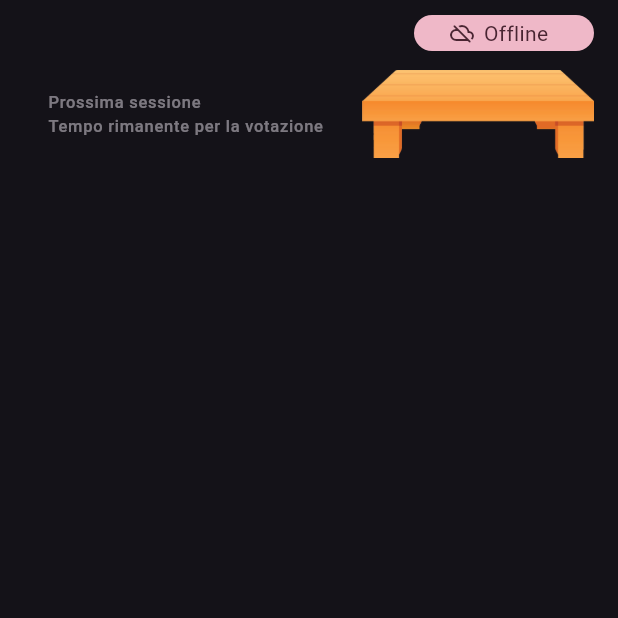
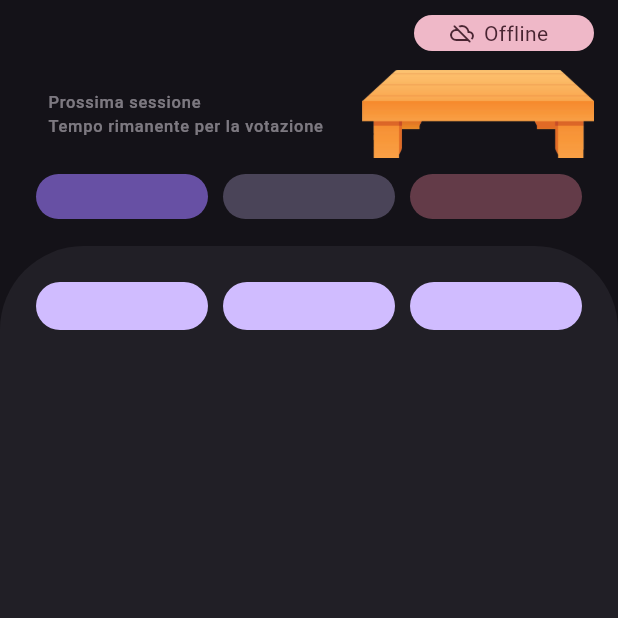
Before and after one commit to riccardocescon/beer_and_games_app, a Flutter app: the screen it shows after launch, on a phone screen of 412 x 824 dp, the top half of it. Run offline on Flutter 3.47's test engine with Material 3 defaults, Android fonts, the light colour scheme and no system bars; our stand-ins replace cloud_firestore, dartz, equatable, firebase_core, flutter_bloc, freezed_annotation and 1 more; accounts and stored records are empty.

Commit message:
Added Users vote area

```diff
--- a/lib/features/beer_and_games/data/entities/hangout.dart
+++ b/lib/features/beer_and_games/data/entities/hangout.dart
@@ -1,10 +1,11 @@
 import 'package:beer_and_games/core/enums/date_time_enums.dart';
+import 'package:beer_and_games/features/beer_and_games/data/entities/user.dart';
 import 'package:flutter/material.dart';
 
 class Hangout {
   final Day dayOfWeek;
   final String time;
-  final List<String> presentUsers, waitingUsers, absentUsers;
+  final List<User> presentUsers, waitingUsers, absentUsers;
   final bool skipNextWeek;
 
   TimeOfDay get timeOfDay {
@@ -27,9 +28,9 @@ class Hangout {
   Hangout copyWith({
     String? time,
     Day? dayOfWeek,
-    List<String>? presentUsers,
-    List<String>? waitingUsers,
-    List<String>? absentUsers,
+    List<User>? presentUsers,
+    List<User>? waitingUsers,
+    List<User>? absentUsers,
     bool? skipNextWeek,
   }) {
     return Hangout(
--- /dev/null
+++ b/lib/features/beer_and_games/data/entities/user.dart
@@ -0,0 +1,20 @@
+class User {
+  final String email;
+
+  String get letters {
+    // returns 2 letters before the @ with the following rules:
+    // if the email contains a . or _ or - then use the first letter
+    // of the email and the first letter after the special character
+    // if there are no special characters then return the first two letters
+    // before the @
+    final emailSplit = email.split('@');
+    final emailName = emailSplit.first;
+    final emailNameSplit = emailName.split(RegExp(r'[._-]'));
+    if (emailNameSplit.length > 1) {
+      return '${emailNameSplit.first[0]}${emailNameSplit[1][0]}'.toUpperCase();
+    }
+    return '${emailName[0]}${emailName[1]}'.toUpperCase();
+  }
+
+  User({required this.email});
+}
--- a/lib/features/beer_and_games/presentation/pages/homepage.dart
+++ b/lib/features/beer_and_games/presentation/pages/homepage.dart
@@ -1,19 +1,62 @@
+import 'package:beer_and_games/core/extentions/context_extension.dart';
+import 'package:beer_and_games/core/widgets/spacers.dart';
 import 'package:beer_and_games/features/beer_and_games/presentation/widgets/homepage/top_area.dart';
+import 'package:beer_and_games/theme.dart';
 import 'package:flutter/material.dart';
+import 'package:flutter/widgets.dart';
 
 class Homepage extends StatelessWidget {
   const Homepage({super.key});
 
   @override
   Widget build(BuildContext context) {
-    return const SafeArea(
+    return SafeArea(
       child: Scaffold(
         body: Column(
           children: [
-            TopArea(),
+            const TopArea(),
+            Expanded(
+              child: Container(
+                decoration: BoxDecoration(
+                  color: MaterialTheme.darkScheme().surfaceContainer,
+                  borderRadius: const BorderRadius.only(
+                    topLeft: Radius.circular(56),
+                    topRight: Radius.circular(56),
+                  ),
+                ),
+                child: Padding(
+                  padding: const EdgeInsets.all(24.0),
+                  child: Column(
+                    children: [
+                      Row(
+                        children: [
+                          Expanded(child: _button(context)),
+                          width10,
+                          Expanded(child: _button(context)),
+                          width10,
+                          Expanded(child: _button(context)),
+                        ],
+                      ),
+                    ],
+                  ),
+                ),
+              ),
+            ),
           ],
         ),
       ),
     );
   }
+
+  Widget _button(BuildContext context) {
+    return Container(
+      height: 56 - 24,
+      decoration: BoxDecoration(
+        color: context.colorScheme.primary,
+        borderRadius: const BorderRadius.all(
+          Radius.circular(56),
+        ),
+      ),
+    );
+  }
 }
--- a/lib/features/beer_and_games/presentation/widgets/homepage/top_area.dart
+++ b/lib/features/beer_and_games/presentation/widgets/homepage/top_area.dart
@@ -1,5 +1,8 @@
+import 'dart:math';
+
 import 'package:beer_and_games/core/extentions/context_extension.dart';
 import 'package:beer_and_games/core/widgets/spacers.dart';
+import 'package:beer_and_games/features/beer_and_games/data/entities/user.dart';
 import 'package:beer_and_games/features/beer_and_games/presentation/bloc/hangout/hangout_bloc.dart';
 import 'package:beer_and_games/features/beer_and_games/presentation/bloc/ui/edit_hangout/edit_hangout_page_bloc.dart';
 import 'package:beer_and_games/features/beer_and_games/presentation/bloc/ui/homepage/homepage_bloc.dart';
@@ -12,6 +15,8 @@ part 'next_date.dart';
 part 'next_time.dart';
 part 'offline_button.dart';
 part 'next_date_time_area.dart';
+part 'users_votes_area.dart';
+part 'user_vote_item.dart';
 
 class TopArea extends StatelessWidget {
   const TopArea({super.key});
@@ -41,6 +46,10 @@ class TopArea extends StatelessWidget {
               ),
             ],
           ),
+          Padding(
+            padding: EdgeInsets.symmetric(vertical: 8),
+            child: _UsersVotesArea(),
+          ),
         ],
       ),
     );
--- /dev/null
+++ b/lib/features/beer_and_games/presentation/widgets/homepage/user_vote_item.dart
@@ -0,0 +1,194 @@
+part of 'top_area.dart';
+
+class _UserVoteItem extends StatefulWidget {
+  const _UserVoteItem({
+    required this.users,
+    required this.backgroundColor,
+    required this.avatarColor,
+    required this.onAvatarColor,
+  });
+
+  final List<User> users;
+  final Color backgroundColor;
+  final Color avatarColor;
+  final Color onAvatarColor;
+
+  @override
+  State<_UserVoteItem> createState() => _UserVoteItemState();
+}
+
+class _UserVoteItemState extends State<_UserVoteItem>
+    with SingleTickerProviderStateMixin {
+  final _avatarSize = 20.0;
+  final _avatarPadding = 4.0;
+
+  late final AnimationController _controller = AnimationController(
+    vsync: this,
+    duration: const Duration(milliseconds: 300),
+  );
+
+  late Animation<double> _animation;
+
+  bool _expand = false;
+
+  @override
+  void initState() {
+    _animation = Tween<double>(
+      begin: 30,
+      end: 60,
+    ).animate(
+      CurvedAnimation(
+        parent: _controller,
+        curve: Curves.easeInOutCubic,
+      ),
+    );
+    super.initState();
+  }
+
+  @override
+  void dispose() {
+    _controller.dispose();
+    super.dispose();
+  }
+
+  @override
+  Widget build(BuildContext context) {
+    return AnimatedBuilder(
+      animation: _animation,
+      builder: (context, child) {
+        return SizedBox(
+          height: _animation.value,
+          child: child,
+        );
+      },
+      child: FilledButton(
+        onPressed: () {
+          if (_expand) {
+            _controller.reverse();
+          } else {
+            _controller.forward();
+          }
+
+          _expand = !_expand;
+        },
+        style: ButtonStyle(
+          padding: MaterialStateProperty.all(
+            const EdgeInsets.symmetric(horizontal: 4, vertical: 0),
+          ),
+          backgroundColor: MaterialStateProperty.all(widget.backgroundColor),
+        ),
+        child: LayoutBuilder(
+          builder: (context, constraints) {
+            final maxWidth = constraints.maxWidth;
+            if (_expand) {
+              return _expandedItems(maxWidth);
+            } else {
+              return _compactItems(maxWidth);
+            }
+          },
+        ),
+      ),
+    );
+  }
+
+  //#region Layouts
+  Widget _compactItems(double maxWidth) {
+    final maxAvatars = maxWidth ~/ (_avatarSize + _avatarPadding);
+    final items = min(widget.users.length, maxAvatars);
+    final alignment =
+        widget.users.length != maxAvatars && widget.users.length < maxAvatars
+            ? MainAxisAlignment.start
+            : MainAxisAlignment.spaceEvenly;
+    return Row(
+      mainAxisAlignment: alignment,
+      crossAxisAlignment: CrossAxisAlignment.start,
+      children: List.generate(
+        items,
+        (index) {
+          final isOverflow =
+              index == maxAvatars - 1 && widget.users.length > maxAvatars;
+
+          return isOverflow
+              ? _maxAvatar(context, widget.users.length - maxAvatars + 1)
+              : _userAvatar(context, widget.users[index], index == 0);
+        },
+      ),
+    );
+  }
+
+  Widget _expandedItems(double maxWidth) {
+    final maxAvatars = maxWidth ~/ (_avatarSize + _avatarPadding) * 2;
+    final items = min(widget.users.length, maxAvatars);
+    return Wrap(
+      spacing: 0,
+      runSpacing: 4,
+      children: List.generate(items, (index) {
+        final isOverflow =
+            index == maxAvatars - 1 && widget.users.length > maxAvatars;
+
+        return isOverflow
+            ? _maxAvatar(
+                context,
+                widget.users.length - maxAvatars + 1,
+              )
+            : _userAvatar(
+                context,
+                widget.users[index],
+                index == 0 || index == maxAvatars ~/ 2,
+              );
+      }),
+    );
+  }
+  //#endregion
+
+  //#region Avatars
+  Widget _userAvatar(
+    BuildContext context,
+    User user,
+    bool isFirst,
+  ) {
+    return _avatar(
+      margin: isFirst ? null : _avatarPadding,
+      text: user.letters,
+    );
+  }
+
+  Widget _maxAvatar(
+    BuildContext context,
+    int overflow,
+  ) {
+    return _avatar(
+      margin: _avatarPadding,
+      text: '+$overflow',
+    );
+  }
+
+  Widget _avatar({
+    required double? margin,
+    required String text,
+  }) {
+    return Container(
+      height: _avatarSize,
+      width: _avatarSize,
+      margin: margin != null ? EdgeInsets.only(left: margin) : null,
+      decoration: BoxDecoration(
+        color: widget.avatarColor,
+        borderRadius: const BorderRadius.all(Radius.circular(64)),
+      ),
+      padding: const EdgeInsets.all(4),
+      child: Center(
+        child: FittedBox(
+          child: Text(
+            text,
+            style: TextStyle(
+              color: widget.onAvatarColor,
+              fontWeight: FontWeight.w600,
+            ),
+            textAlign: TextAlign.center,
+          ),
+        ),
+      ),
+    );
+  }
+  //#endregion
+}
--- /dev/null
+++ b/lib/features/beer_and_games/presentation/widgets/homepage/users_votes_area.dart
@@ -0,0 +1,83 @@
+part of 'top_area.dart';
+
+class _UsersVotesArea extends StatelessWidget {
+  const _UsersVotesArea();
+
+  final _homepageSidePadding = 24.0;
+  final _topAreaSidePadding = 16.0;
+
+  @override
+  Widget build(BuildContext context) {
+    return Padding(
+      padding: EdgeInsets.symmetric(
+        horizontal: _homepageSidePadding - _topAreaSidePadding,
+      ),
+      child: Row(
+        children: [
+          Expanded(
+            child: BlocBuilder<HomepageBloc, HomepageState>(
+              buildWhen: (previous, current) => current.maybeMap(
+                loaded: (state) => true,
+                orElse: () => false,
+              ),
+              builder: (context, state) {
+                final users = state.maybeMap(
+                  loaded: (state) => state.hangout.presentUsers,
+                  orElse: () => <User>[],
+                );
+                return _UserVoteItem(
+                  users: users,
+                  backgroundColor: context.colorScheme.inversePrimary,
+                  avatarColor: context.colorScheme.primary,
+                  onAvatarColor: context.colorScheme.onPrimary,
+                );
+              },
+            ),
+          ),
+          width10,
+          Expanded(
+            child: BlocBuilder<HomepageBloc, HomepageState>(
+              buildWhen: (previous, current) => current.maybeMap(
+                loaded: (state) => true,
+                orElse: () => false,
+              ),
+              builder: (context, state) {
+                final users = state.maybeMap(
+                  loaded: (state) => state.hangout.waitingUsers,
+                  orElse: () => <User>[],
+                );
+                return _UserVoteItem(
+                  users: users,
+                  backgroundColor: context.colorScheme.secondaryContainer,
+                  avatarColor: context.colorScheme.secondary,
+                  onAvatarColor: context.colorScheme.onSecondary,
+                );
+              },
+            ),
+          ),
+          width10,
+          Expanded(
+            child: BlocBuilder<HomepageBloc, HomepageState>(
+              buildWhen: (previous, current) => current.maybeMap(
+                loaded: (state) => true,
+                orElse: () => false,
+              ),
+              builder: (context, state) {
+                final users = state.maybeMap(
+                  loaded: (state) => state.hangout.absentUsers,
+                  orElse: () => <User>[],
+                );
+                return _UserVoteItem(
+                  users: users,
+                  backgroundColor: context.colorScheme.tertiaryContainer,
+                  avatarColor: context.colorScheme.tertiary,
+                  onAvatarColor: context.colorScheme.onTertiary,
+                );
+              },
+            ),
+          ),
+        ],
+      ),
+    );
+  }
+}
```
Also changed, not shown: lib/features/beer_and_games/domain/models/hangout_model.dart (+10 -3 lines), lib/features/beer_and_games/domain/models/user_model.dart (added, +35 -0 lines).
